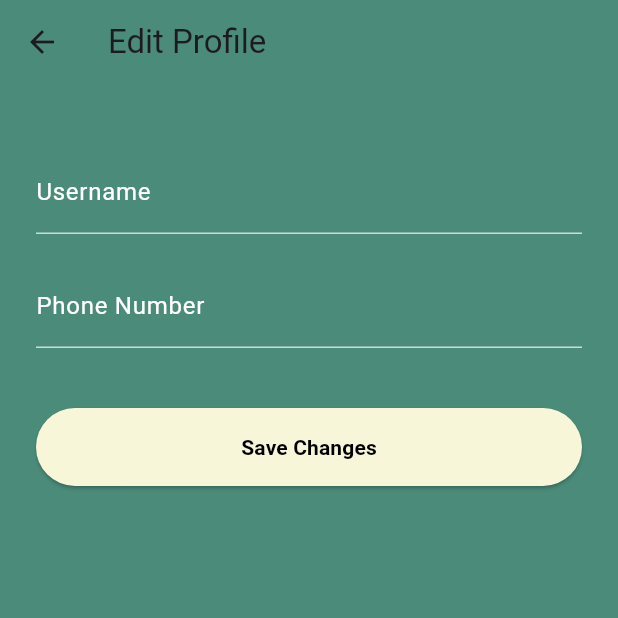
After one commit to jimsjamiss/juantap, a Flutter app: the HomePage screen opened by its route, after a tap on the "edit" icon, on a phone screen of 412 x 824 dp, the top half of it. The commit adds this screen. Run offline on Flutter 3.47's test engine with Material 3 defaults, Android fonts, the phone set to English and light mode, and no system bars; our stand-ins replace firebase_auth, firebase_core, firebase_database; accounts and stored records are empty.

Commit message:
edit profile added
need to revise edit profile page

```diff
--- a/juantap/lib/main.dart
+++ b/juantap/lib/main.dart
@@ -1,5 +1,6 @@
 import 'package:firebase_core/firebase_core.dart';
 import 'package:flutter/material.dart';
+import 'package:juantap/pages/users/edit_profile.dart';
 import 'package:juantap/pages/users/home.dart';
 import 'package:juantap/pages/users/login.dart';
 import 'package:juantap/pages/users/signup.dart';
@@ -27,6 +28,7 @@ class JuanTap extends StatelessWidget {
         '/home': (context) => HomePage(),
         '/login': (context) => LoginPage(),
         '/registration': (context) => Registration(),
+        '/edit_profile' : (context) => EditProfilePage(),
       },
     );
   }
--- /dev/null
+++ b/juantap/lib/pages/users/edit_profile.dart
@@ -0,0 +1,140 @@
+import 'package:flutter/material.dart';
+import 'package:firebase_auth/firebase_auth.dart';
+import 'package:firebase_database/firebase_database.dart';
+
+class EditProfilePage extends StatefulWidget {
+  const EditProfilePage({super.key});
+
+  @override
+  State<EditProfilePage> createState() => _EditProfilePageState();
+}
+
+class _EditProfilePageState extends State<EditProfilePage> {
+  final _nameController = TextEditingController();
+  final _phoneController = TextEditingController();
+  final _formKey = GlobalKey<FormState>();
+
+  final _user = FirebaseAuth.instance.currentUser;
+  bool _isSaving = false;
+
+  @override
+  void initState() {
+    super.initState();
+    _loadUserData();
+  }
+
+  Future<void> _loadUserData() async {
+    if (_user != null) {
+      final ref = FirebaseDatabase.instance.ref('users/${_user!.uid}');
+      final snapshot = await ref.get();
+      if (snapshot.exists) {
+        final data = snapshot.value as Map;
+        _nameController.text = data['username'] ?? '';
+        _phoneController.text = data['phone'] ?? '';
+      }
+    }
+  }
+
+  Future<void> _saveChanges() async {
+    if (_formKey.currentState!.validate() && _user != null) {
+      setState(() => _isSaving = true);
+
+      try {
+        final ref = FirebaseDatabase.instance.ref('users/${_user!.uid}');
+        await ref.update({
+          'username': _nameController.text.trim(),
+          'phone': _phoneController.text.trim(),
+        });
+
+        ScaffoldMessenger.of(context).showSnackBar(
+          const SnackBar(content: Text('Profile updated successfully!')),
+        );
+        Navigator.pop(context); // Go back to previous screen
+      } catch (e) {
+        ScaffoldMessenger.of(context).showSnackBar(
+          SnackBar(content: Text('Error: $e')),
+        );
+      } finally {
+        setState(() => _isSaving = false);
+      }
+    }
+  }
+
+  @override
+  Widget build(BuildContext context) {
+    return Scaffold(
+      appBar: AppBar(
+        title: const Text('Edit Profile'),
+        backgroundColor: const Color(0xFF4B8B7A),
+      ),
+      backgroundColor: const Color(0xFF4B8B7A),
+      body: Padding(
+        padding: const EdgeInsets.all(24.0),
+        child: Form(
+          key: _formKey,
+          child: Column(
+            children: [
+              const SizedBox(height: 20),
+              TextFormField(
+                controller: _nameController,
+                style: const TextStyle(color: Colors.white),
+                decoration: const InputDecoration(
+                  labelText: 'Username',
+                  labelStyle: TextStyle(color: Colors.white),
+                  enabledBorder: UnderlineInputBorder(
+                    borderSide: BorderSide(color: Colors.white70),
+                  ),
+                ),
+                validator: (value) =>
+                value == null || value.isEmpty ? 'Enter username' : null,
+              ),
+              const SizedBox(height: 20),
+              TextFormField(
+                controller: _phoneController,
+                style: const TextStyle(color: Colors.white),
+                decoration: const InputDecoration(
+                  labelText: 'Phone Number',
+                  labelStyle: TextStyle(color: Colors.white),
+                  enabledBorder: UnderlineInputBorder(
+                    borderSide: BorderSide(color: Colors.white70),
+                  ),
+                ),
+                keyboardType: TextInputType.phone,
+                validator: (value) {
+                  if (value == null || value.isEmpty) return 'Enter phone';
+                  if (!RegExp(r'^\d+$').hasMatch(value)) return 'Invalid phone';
+                  return null;
+                },
+              ),
+              const SizedBox(height: 40),
+              SizedBox(
+                width: double.infinity,
+                child: ElevatedButton(
+                  onPressed: _isSaving ? null : _saveChanges,
+                  style: ElevatedButton.styleFrom(
+                    backgroundColor: const Color(0xFFF7F6D9),
+                    padding: const EdgeInsets.symmetric(vertical: 16),
+                    shape: RoundedRectangleBorder(
+                      borderRadius: BorderRadius.circular(30),
+                    ),
+                  ),
+                  child: _isSaving
+                      ? const CircularProgressIndicator(
+                    color: Colors.black,
+                  )
+                      : const Text(
+                    'Save Changes',
+                    style: TextStyle(
+                      color: Colors.black,
+                      fontWeight: FontWeight.bold,
+                    ),
+                  ),
+                ),
+              ),
+            ],
+          ),
+        ),
+      ),
+    );
+  }
+}
--- a/juantap/lib/pages/users/home.dart
+++ b/juantap/lib/pages/users/home.dart
@@ -1,4 +1,7 @@
 import 'package:flutter/material.dart';
+import 'package:firebase_auth/firebase_auth.dart';
+import 'package:firebase_database/firebase_database.dart';
+
 
 class HomePage extends StatefulWidget {
   const HomePage({super.key});
@@ -7,24 +10,38 @@ class HomePage extends StatefulWidget {
   State<HomePage> createState() => _HomePageState();
 }
 
-class _HomePageState extends State<HomePage>
-    with SingleTickerProviderStateMixin {
+class _HomePageState extends State<HomePage> with SingleTickerProviderStateMixin {
   late AnimationController _rippleController;
   late Animation<double> _rippleAnimation;
+
+  String _username = '';
+  final _user = FirebaseAuth.instance.currentUser;
 
   @override
   void initState() {
     super.initState();
-
-    // Ripple Animation for SOS button
     _rippleController = AnimationController(
       vsync: this,
-      duration: const Duration(seconds: 2),
-    )..repeat(reverse: false);
+      duration: const Duration(seconds: 3),
+    )..repeat();
 
-    _rippleAnimation = Tween<double>(begin: 0.8, end: 1.4).animate(
+    _rippleAnimation = Tween<double>(begin: 1.0, end: 2.2).animate(
       CurvedAnimation(parent: _rippleController, curve: Curves.easeOut),
     );
+
+    _fetchUsername();
+  }
+
+  Future<void> _fetchUsername() async {
+    if (_user != null) {
+      final dbRef = FirebaseDatabase.instance.ref("users/${_user!.uid}");
+      final snapshot = await dbRef.get();
+      if (snapshot.exists) {
+        setState(() {
+          _username = snapshot.child("username").value.toString();
+        });
+      }
+    }
   }
 
   @override
@@ -69,18 +86,49 @@ class _HomePageState extends State<HomePage>
                         ),
                       ),
                       const SizedBox(height: 12),
+                      Stack(
+                        children: [
                           const CircleAvatar(
-                        radius: 25,
-                        backgroundImage: AssetImage(
-                          'assets/images/user_profile.png',
-                        ), // Replace with your image
+                            radius: 30,
+                            backgroundImage: AssetImage('assets/images/user_profile.png'),
+                          ),
+                          Positioned(
+                            bottom: 0,
+                            right: 0,
+                            child: GestureDetector(
+                              onTap: () {
+                                // TODO: Implement profile editing navigation
+                                Navigator.pushNamed(context, '/edit_profile');
+                              },
+                              child: Container(
+                                padding: const EdgeInsets.all(3),
+                                decoration: BoxDecoration(
+                                  color: Colors.white,
+                                  shape: BoxShape.circle,
+                                  boxShadow: [
+                                    BoxShadow(
+                                      color: Colors.black26,
+                                      blurRadius: 4,
+                                    ),
+                                  ],
+                                ),
+                                child: const Icon(
+                                  Icons.edit,
+                                  size: 16,
+                                  color: Colors.black87,
+                                ),
+                              ),
+                            ),
+                          ),
+                        ],
                       ),
                       const SizedBox(height: 8),
-                      const Text(
-                        'Kentoyin',
-                        style: TextStyle(
+                      Text(
+                        _username.isNotEmpty ? _username : 'Loading...',
+                        style: const TextStyle(
                           fontSize: 16,
                           fontWeight: FontWeight.bold,
+                          color: Colors.black,
                         ),
                       ),
                       const Text('(User)', style: TextStyle(fontSize: 12)),
@@ -91,25 +139,43 @@ class _HomePageState extends State<HomePage>
             ),
           ),
 
-          // SOS Button with Ripple Animation
+          // Ripple + SOS
           Align(
             alignment: Alignment.center,
-            child: AnimatedBuilder(
+            child: Stack(
+              alignment: Alignment.center,
+              children: [
+                AnimatedBuilder(
                   animation: _rippleController,
                   builder: (context, child) {
-                return Transform.scale(
-                  scale: _rippleAnimation.value,
+                    return Stack(
+                      children: List.generate(3, (index) {
+                        final delay = index * 0.3;
+                        final animationValue = (_rippleController.value - delay).clamp(0.0, 1.0);
+                        final scale = 1.0 + animationValue * 2;
+                        final opacity = (1 - animationValue).clamp(0.0, 1.0);
+
+                        return Opacity(
+                          opacity: opacity,
+                          child: Transform.scale(
+                            scale: scale,
                             child: Container(
-                    width: 220,
-                    height: 220,
+                              width: 120,
+                              height: 120,
                               decoration: BoxDecoration(
                                 shape: BoxShape.circle,
-                      border: Border.all(color: Colors.white60, width: 1),
+                                color: Colors.redAccent.withOpacity(0.4),
                               ),
-                    child: Center(
-                      child: GestureDetector(
+                            ),
+                          ),
+                        );
+                      }),
+                    );
+                  },
+                ),
+                GestureDetector(
                   onTap: () {
-                          // SOS action
+                    // SOS logic
                   },
                   child: Container(
                     width: 100,
@@ -137,26 +203,7 @@ class _HomePageState extends State<HomePage>
                     ),
                   ),
                 ),
-                    ),
-                  ),
-                );
-              },
-            ),
-          ),
-
-          // Emergency Tap text
-          Positioned(
-            bottom: MediaQuery.of(context).size.height * 0.38,
-            left: 0,
-            right: 0,
-            child: const Center(
-              child: Text(
-                'Emergency Tap',
-                style: TextStyle(
-                  color: Colors.black,
-                  fontWeight: FontWeight.bold,
-                ),
-              ),
+              ],
             ),
           ),
 
@@ -165,7 +212,7 @@ class _HomePageState extends State<HomePage>
             top: MediaQuery.of(context).size.height * 0.52,
             right: 20,
             child: Image.asset(
-              'assets/images/checkin.png',
+              'assets/images/checkIn_button.png',
               width: 50,
               height: 50,
             ),
@@ -182,23 +229,22 @@ class _HomePageState extends State<HomePage>
                 mainAxisAlignment: MainAxisAlignment.spaceAround,
                 children: [
                   BottomMenuButton(
-                    imagePath:
-                    'assets/images/911button.png', // Replace with actual paths
+                    imagePath: 'assets/images/hotline_button.png',
                     label: 'Call 911',
                     onTap: () {},
                   ),
                   BottomMenuButton(
-                    imagePath: 'assets/images/map-button.png',
+                    imagePath: 'assets/images/map_button.png',
                     label: 'Map',
                     onTap: () {},
                   ),
                   BottomMenuButton(
-                    imagePath: 'assets/images/companion-button.png',
+                    imagePath: 'assets/images/companion_button.png',
                     label: 'Companion',
                     onTap: () {},
                   ),
                   BottomMenuButton(
-                    imagePath: 'assets/images/contact-button.png',
+                    imagePath: 'assets/images/contact_button.png',
                     label: 'Contacts',
                     onTap: () {},
                   ),
@@ -212,7 +258,6 @@ class _HomePageState extends State<HomePage>
   }
 }
 
-// Curved Header Clipper
 class TopCurveClipper extends CustomClipper<Path> {
   @override
   Path getClip(Size size) {
@@ -233,7 +278,6 @@ class TopCurveClipper extends CustomClipper<Path> {
   bool shouldReclip(CustomClipper<Path> oldClipper) => false;
 }
 
-// Bottom Menu Button Widget
 class BottomMenuButton extends StatelessWidget {
   final String imagePath;
   final String label;
@@ -260,6 +304,13 @@ class BottomMenuButton extends StatelessWidget {
               shape: BoxShape.circle,
               boxShadow: [BoxShadow(color: Colors.black26, blurRadius: 4)],
             ),
+            child: Padding(
+              padding: const EdgeInsets.all(12),
+              child: Image.asset(
+                imagePath,
+                fit: BoxFit.contain,
+              ),
+            ),
           ),
         ),
         const SizedBox(height: 8),
--- a/juantap/lib/pages/users/login.dart
+++ b/juantap/lib/pages/users/login.dart
@@ -155,7 +155,7 @@ class _LoginPageState extends State<LoginPage> {
                           return 'Email cannot be empty';
                         }
                         if (!RegExp(r'\S+@\S+\.\S+').hasMatch(value.trim())) {
-                          return 'Enter a valid email';
+                          return 'Email does not exist, please try again';
                         }
                         return null;
                       },
@@ -195,6 +195,9 @@ class _LoginPageState extends State<LoginPage> {
                         if (value.trim().length < 6) {
                           return 'Password must be at least 6 characters';
                         }
+                        // if (!RegExp(r'\S+@\S+\.\S+').hasMatch(value.trim())) {
+                        //   return 'Password is incorrect, please try again.';
+                        // }
                         return null;
                       },
                     ),
--- a/juantap/lib/pages/users/preloader.dart
+++ b/juantap/lib/pages/users/preloader.dart
@@ -54,7 +54,7 @@ class _PreloaderScreenState extends State<PreloaderScreen>
 
               // Static logo
               Image.asset(
-                'assets/images/app-logo.png',
+                'assets/images/app_logo.png',
                 width: 80,
                 height: 80,
               ),
--- a/juantap/lib/pages/users/splash_screen.dart
+++ b/juantap/lib/pages/users/splash_screen.dart
@@ -91,7 +91,7 @@ class _SplashScreenState extends State<SplashScreen> with SingleTickerProviderSt
               child: FadeTransition(
                 opacity: _fadeAnimation,
                 child: Image.asset(
-                  'assets/images/app-logo.png',
+                  'assets/images/app_logo.png',
                   width: 250,
                   height: 350,
                 ),
--- a/juantap/pubspec.yaml
+++ b/juantap/pubspec.yaml
@@ -32,6 +32,8 @@ dependencies:
     sdk: flutter
   firebase_core: ^2.26.0
   firebase_auth: ^4.17.0
+  firebase_database: ^10.4.0
+
 
 
   # The following adds the Cupertino Icons font to your application.
@@ -47,7 +49,7 @@ dev_dependencies:
 flutter_launcher_icons:
   android: "launcher_icon"
   ios: true
-  image_path: "assets/images/app-logo.png"
+  image_path: "assets/images/app_logo.png"
 
   # The "flutter_lints" package below contains a set of recommended lints to
   # encourage good coding practices. The lint set provided by the package is
```
Also changed, not shown: juantap/lib/pages/users/signup.dart (+39 -22 lines), juantap/assets/images/app_logo.png (renamed from juantap/assets/images/app-logo.png), juantap/assets/images/checkIn_button.png (renamed from juantap/assets/images/checkin.png), juantap/assets/images/companion_button.png (renamed from juantap/assets/images/companion-button.png), juantap/assets/images/contact_button.png (renamed from juantap/assets/images/contact-button.png), juantap/assets/images/hotline_button.png (renamed from juantap/assets/images/911button.png), juantap/assets/images/map_button.png (renamed from juantap/assets/images/map-button.png), juantap/assets/images/sos_button.png (renamed from juantap/assets/images/sos-button.png), juantap/pubspec.lock, 1 other file. Lines whose indentation alone changed are shown as unchanged.
